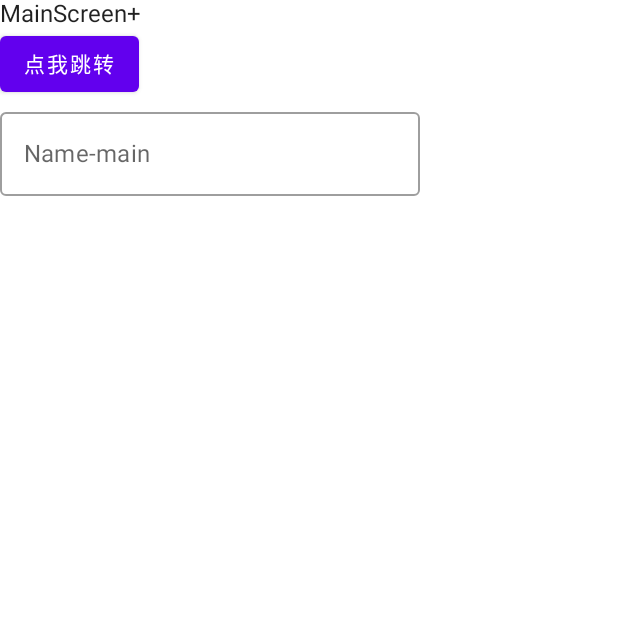
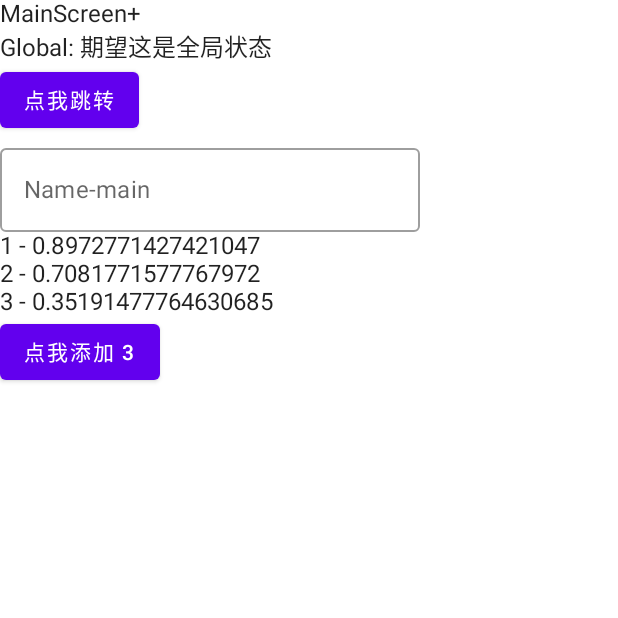
Before and after one commit to junerver/ComposeDojo, an Android app built with Jetpack Compose: the MainScreen screen opened through its navigation route, on a phone screen of 412 x 824 dp, the top half of it. Run offline under Robolectric (Android 15) with nearby library versions, the phone set to English and light mode, and no system bars.

Commit message:
当状态是数组时需要使用 mutableStateListOf来包装，然后才能通过remember函数记住状态

```diff
--- a/app/src/main/java/xyz/junerver/composedojo/MainActivity.kt
+++ b/app/src/main/java/xyz/junerver/composedojo/MainActivity.kt
@@ -14,7 +14,6 @@ import androidx.compose.ui.tooling.preview.Preview
 import androidx.compose.ui.unit.dp
 import androidx.lifecycle.lifecycleScope
 import androidx.lifecycle.viewmodel.compose.viewModel
-import androidx.navigation.NavController
 import androidx.navigation.NavHostController
 import androidx.navigation.compose.NavHost
 import androidx.navigation.compose.composable
@@ -54,10 +53,16 @@ class MainActivity : ComponentActivity() {
     }
 }
 
+/*没有效果，不能作为全局状态*/
+@Composable
+fun rememberGlobalState() = remember { mutableStateOf("期望这是全局状态") }
+
+
 @Composable
 fun Greeting(navController: NavHostController) {
     var counter by remember { mutableStateOf(0) }
     var visible by remember { mutableStateOf(true) }
+
     LaunchedEffect(key1 = Unit, block = {
         Log.d(TAG, "Greeting: 我被调用执行了")
     })
@@ -97,12 +102,12 @@ fun Greeting(navController: NavHostController) {
 }
 
 @Composable
-fun Login(){
+fun Login() {
     Text(text = "Login")
 }
 
 @Composable
-fun Register(){
+fun Register() {
     Text(text = "Register")
 }
 
@@ -115,6 +120,8 @@ fun HelloContent() {
     var age by remember {
         mutableStateOf(0)
     }
+    var global by rememberGlobalState()
+
     Column(modifier = Modifier.padding(16.dp)) {
         if (name.isNotEmpty()) {
             Text(
@@ -125,10 +132,14 @@ fun HelloContent() {
         }
         OutlinedTextField(
             value = name,
-            onValueChange = { name = it },
+            onValueChange = {
+                name = it
+                global += it
+            },
             label = { Text("Name") }
         )
         Text(text = "Age: $age")
+        Text(text = "Global: $global")
         Button(onClick = { age += 1 }) {
             Text(text = "点我加一岁")
         }
@@ -136,7 +147,7 @@ fun HelloContent() {
 }
 
 @Composable
-fun TextWithVm(){
+fun TextWithVm() {
     val vm = viewModel<AppViewModel>()
     val name by vm.testState
 
--- a/app/src/main/java/xyz/junerver/composedojo/ui/ComposePage.kt
+++ b/app/src/main/java/xyz/junerver/composedojo/ui/ComposePage.kt
@@ -1,16 +1,16 @@
 package xyz.junerver.composedojo.ui
 
+import android.util.Log
 import androidx.compose.foundation.layout.Column
 import androidx.compose.material.Button
 import androidx.compose.material.OutlinedTextField
 import androidx.compose.material.Surface
 import androidx.compose.material.Text
-import androidx.compose.runtime.Composable
-import androidx.compose.runtime.getValue
-import androidx.compose.runtime.setValue
+import androidx.compose.runtime.*
 import androidx.lifecycle.viewmodel.compose.viewModel
 import androidx.navigation.NavController
 import xyz.junerver.composedojo.AppViewModel
+import xyz.junerver.composedojo.rememberGlobalState
 
 /**
  * Description:
@@ -23,10 +23,16 @@ import xyz.junerver.composedojo.AppViewModel
 fun MainScreen(navController: NavController) {
     val vm = viewModel<AppViewModel>()
     var name by vm.testState
+    var global by rememberGlobalState()
+    // 数组、list不能直接使用 mutableStateOf()，需要使用 mutableStateListOf()
+    val list = remember {
+        mutableStateListOf("1", "2", "3")
+    }
 
     Surface {
         Column {
             Text(text = "MainScreen+$name")
+            Text(text = "Global: $global")
             Button(onClick = { navController.navigate("other") }) {
                 Text(text = "点我跳转")
             }
@@ -35,8 +41,27 @@ fun MainScreen(navController: NavController) {
                 onValueChange = { name = it },
                 label = { Text("Name-main") }
             )
+            list.map {
+                TText(text = it)
+            }
+            Button(onClick = {
+//                val l = ArrayList(list)
+//                l.add((list.size+1).toString())
+//                list = l
+                list.add((list.size+1).toString())
+//                name += list.size
+                Log.d("TAG", "MainScreen: list.size = ${list.size}")
+            }) {
+                Text(text = "点我添加 ${list.size}")
+            }
         }
+
     }
+}
+
+@Composable
+fun TText(text:String){
+    Text(text = "$text - ${Math.random()}")
 }
 
 @Composable
```
Also changed, not shown: 1 other file.
